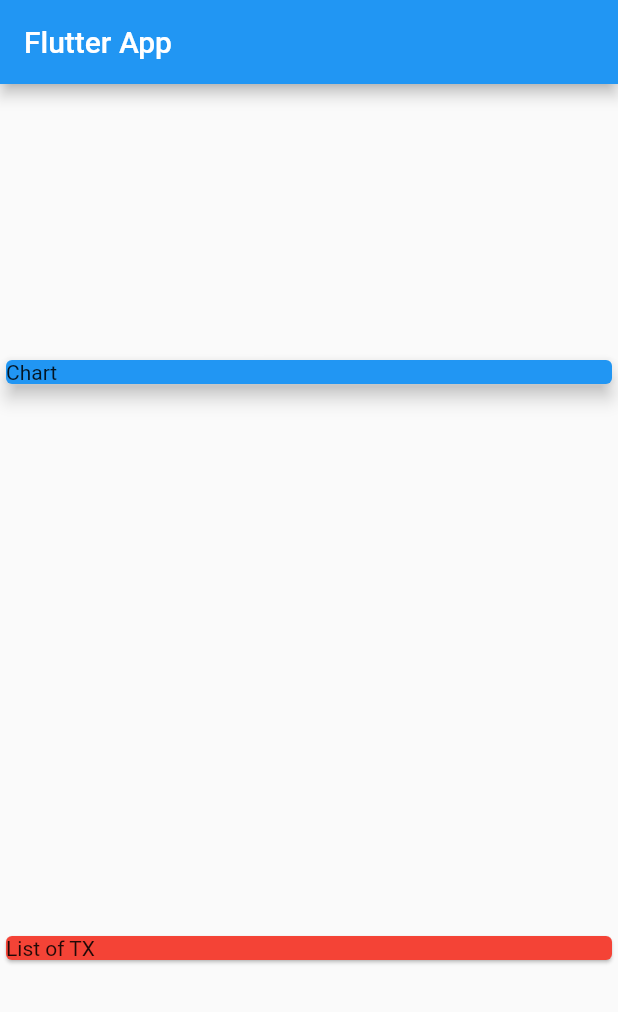
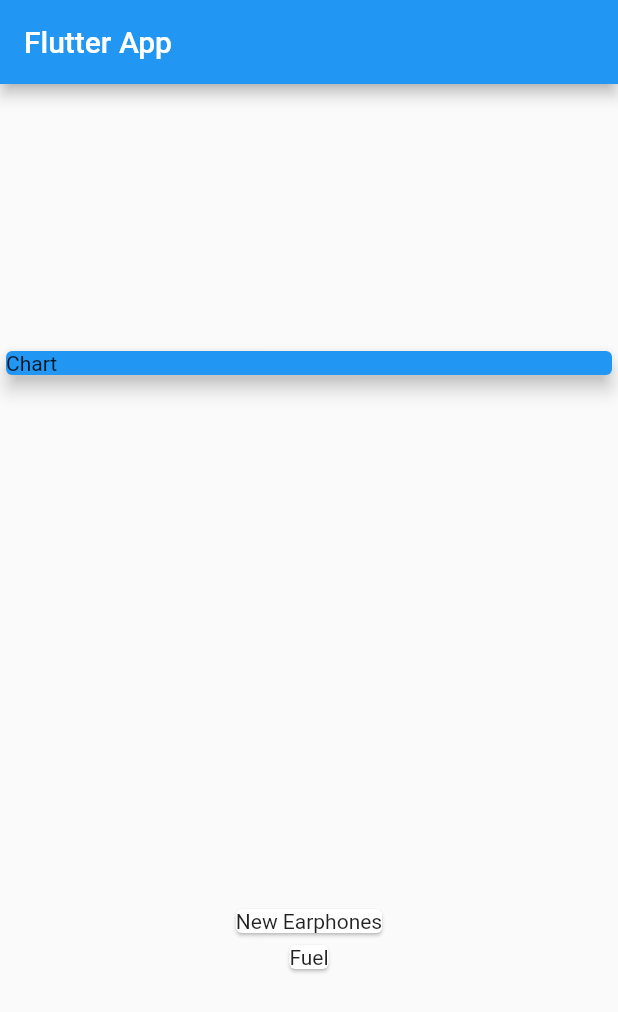
Before and after one commit to akshayMunot30/Personal-Expenses-App, a Flutter app: the screen it shows after launch, on a phone screen of 412 x 824 dp. Shown: the top 1012 px of the screen. Run offline on Flutter 3.47's test engine with Material 2 defaults, Android fonts, the phone set to English and light mode, and no system bars.

Commit message:
Created a new file 'transaction.dart' Added a Transaction class Added a list of Cards in 'main.dart' using map() Outputed 'title' property in the list.

```diff
--- a/lib/main.dart
+++ b/lib/main.dart
@@ -1,4 +1,6 @@
 import 'package:flutter/material.dart';
+
+import './transaction.dart';
 
 void main() {
   runApp(MyApp());
@@ -19,6 +21,21 @@ class MyApp extends StatelessWidget {
 }
 
 class MyHomePage extends StatelessWidget {
+  final List<Transaction> transactions = [
+    Transaction(
+      id: 't1',
+      title: 'New Earphones',
+      amount: 2000.0,
+      date: DateTime.now(),
+    ),
+    Transaction(
+      id: 't2',
+      title: 'Fuel',
+      amount: 300.0,
+      date: DateTime.now(),
+    ),
+  ];
+
   @override
   Widget build(BuildContext context) {
     return Scaffold(
@@ -37,10 +54,13 @@ class MyHomePage extends StatelessWidget {
               elevation: 5,
             ),
           ),
-          Card(
-            child: Text('List of TX'),
-            color: Colors.red,
-          )
+          Column(
+            children: transactions.map((tx) {
+              return Card(
+                child: Text(tx.title),
+              );
+            }).toList(),
+          ),
         ],
       ),
     );
--- /dev/null
+++ b/lib/transaction.dart
@@ -0,0 +1,13 @@
+class Transaction {
+  final String id;
+  final String title;
+  final double amount;
+  final DateTime date;
+
+  Transaction({
+    required this.id,
+    required this.title,
+    required this.amount,
+    required this.date,
+  });
+}
```
